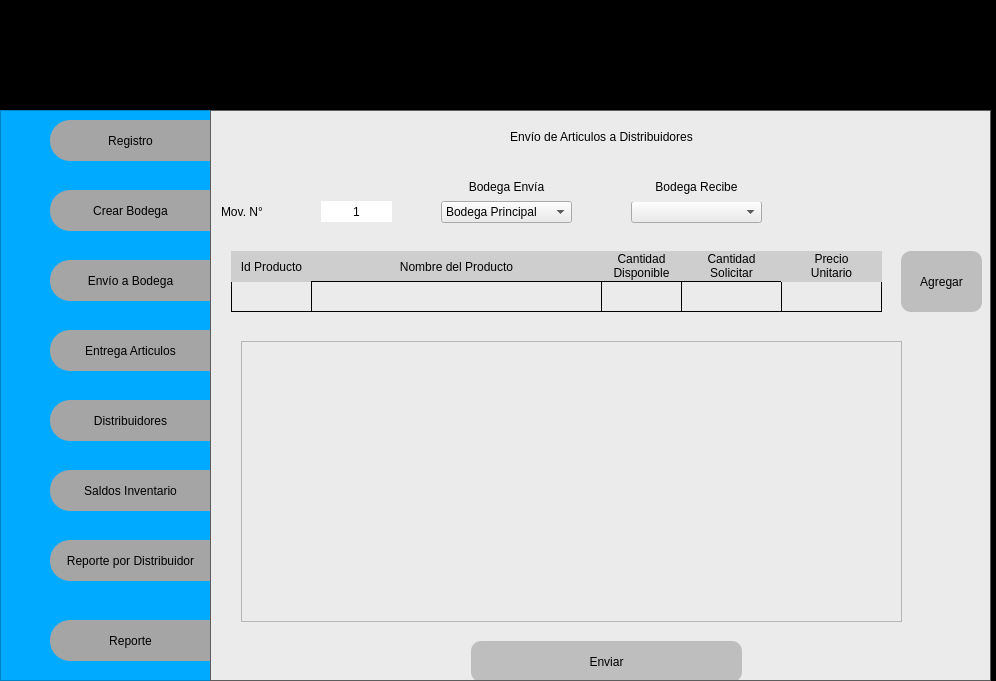
jbrenes1984/proj-yectoFinalGrupo4, file Interfaz/proyecto_program-2.ui: the form before one commit.
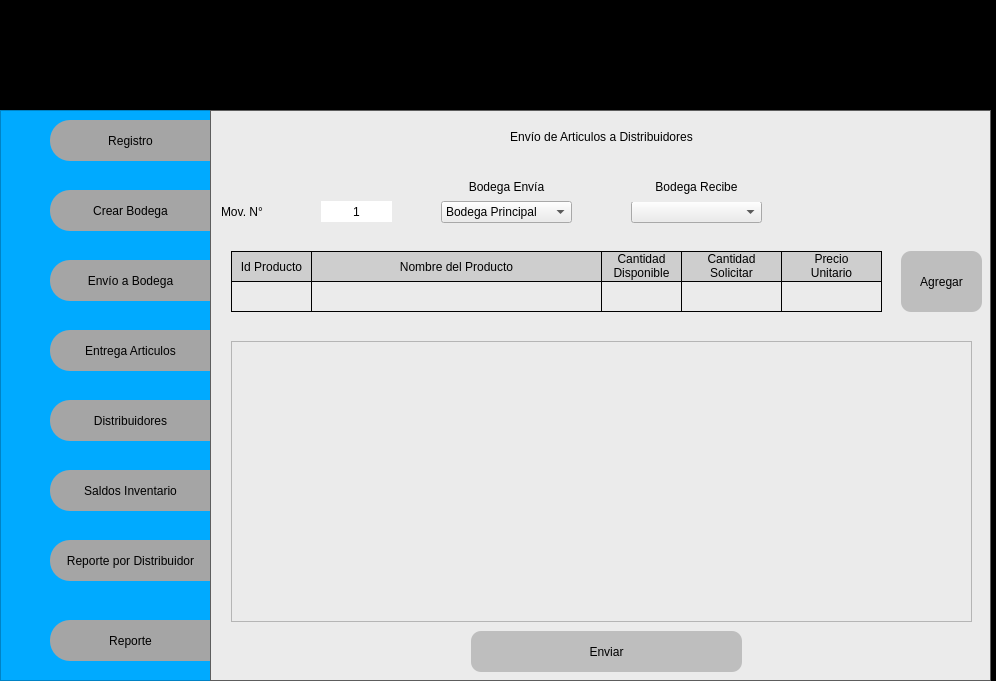
The form after the commit. The open tabs and pages were chosen to show the change.

What changed in the file:
```diff
--- a/Interfaz/proyecto_program-2.ui
+++ b/Interfaz/proyecto_program-2.ui
@@ -1272,7 +1272,8 @@
             <property name="styleSheet">
              <string notr="true">font: 75 10pt &quot;MS Shell Dlg 2&quot;;
 background-color: rgb(206, 206, 206);
-gridline-color: rgb(0, 0, 0);</string>
+gridline-color: rgb(0, 0, 0);
+border: 1px solid black;</string>
             </property>
             <property name="text">
              <string>Nombre del Producto</string>
@@ -1292,7 +1293,8 @@
             </property>
             <property name="styleSheet">
              <string notr="true">font: 75 10pt &quot;MS Shell Dlg 2&quot;;
-background-color: rgb(206, 206, 206);</string>
+background-color: rgb(206, 206, 206);
+border: 1px solid black;</string>
             </property>
             <property name="text">
              <string>&lt;html&gt;&lt;head/&gt;&lt;body&gt;&lt;p&gt;Cantidad&lt;br&gt; Solicitar&lt;/p&gt;&lt;/body&gt;&lt;/html&gt;</string>
@@ -1309,6 +1311,9 @@
             <property name="wordWrap">
              <bool>true</bool>
             </property>
+            <property name="margin">
+             <number>-3</number>
+            </property>
            </widget>
            <widget class="QLabel" name="label_25">
             <property name="geometry">
@@ -1321,7 +1326,8 @@
             </property>
             <property name="styleSheet">
              <string notr="true">font: 75 10pt &quot;MS Shell Dlg 2&quot;;
-background-color: rgb(206, 206, 206);</string>
+background-color: rgb(206, 206, 206);
+border: 1px solid black;</string>
             </property>
             <property name="text">
              <string>&lt;html&gt;&lt;head/&gt;&lt;body&gt;&lt;p&gt;Cantidad&lt;br&gt; Disponible&lt;/p&gt;&lt;/body&gt;&lt;/html&gt;</string>
@@ -1329,6 +1335,9 @@
             <property name="alignment">
              <set>Qt::AlignCenter</set>
             </property>
+            <property name="margin">
+             <number>-4</number>
+            </property>
            </widget>
            <widget class="QLabel" name="factura_distrib">
             <property name="geometry">
@@ -1437,7 +1446,8 @@
             </property>
             <property name="styleSheet">
              <string notr="true">font: 75 10pt &quot;MS Shell Dlg 2&quot;;
-background-color: rgb(206, 206, 206);</string>
+background-color: rgb(206, 206, 206);
+border: 1px solid black;</string>
             </property>
             <property name="text">
              <string>Id Producto</string>
@@ -1480,9 +1490,9 @@
            <widget class="QListView" name="tabla_entrega_distribuidores">
             <property name="geometry">
              <rect>
-              <x>30</x>
+              <x>20</x>
               <y>230</y>
-              <width>661</width>
+              <width>741</width>
               <height>281</height>
              </rect>
             </property>
@@ -1498,7 +1508,8 @@
             </property>
             <property name="styleSheet">
              <string notr="true">font: 75 10pt &quot;MS Shell Dlg 2&quot;;
-background-color: rgb(206, 206, 206);</string>
+background-color: rgb(206, 206, 206);
+border: 1px solid black;</string>
             </property>
             <property name="text">
              <string>&lt;html&gt;&lt;head/&gt;&lt;body&gt;&lt;p&gt;Precio&lt;br&gt; Unitario&lt;/p&gt;&lt;/body&gt;&lt;/html&gt;</string>
@@ -1515,6 +1526,9 @@
             <property name="wordWrap">
              <bool>true</bool>
             </property>
+            <property name="margin">
+             <number>-3</number>
+            </property>
            </widget>
            <widget class="QLineEdit" name="nombre_producto_distrib">
             <property name="geometry">
@@ -1563,7 +1577,7 @@
             <property name="geometry">
              <rect>
               <x>260</x>
-              <y>530</y>
+              <y>520</y>
               <width>271</width>
               <height>41</height>
              </rect>
```
Left out of the diff: 27 changed lines with no effect on the pictures.
